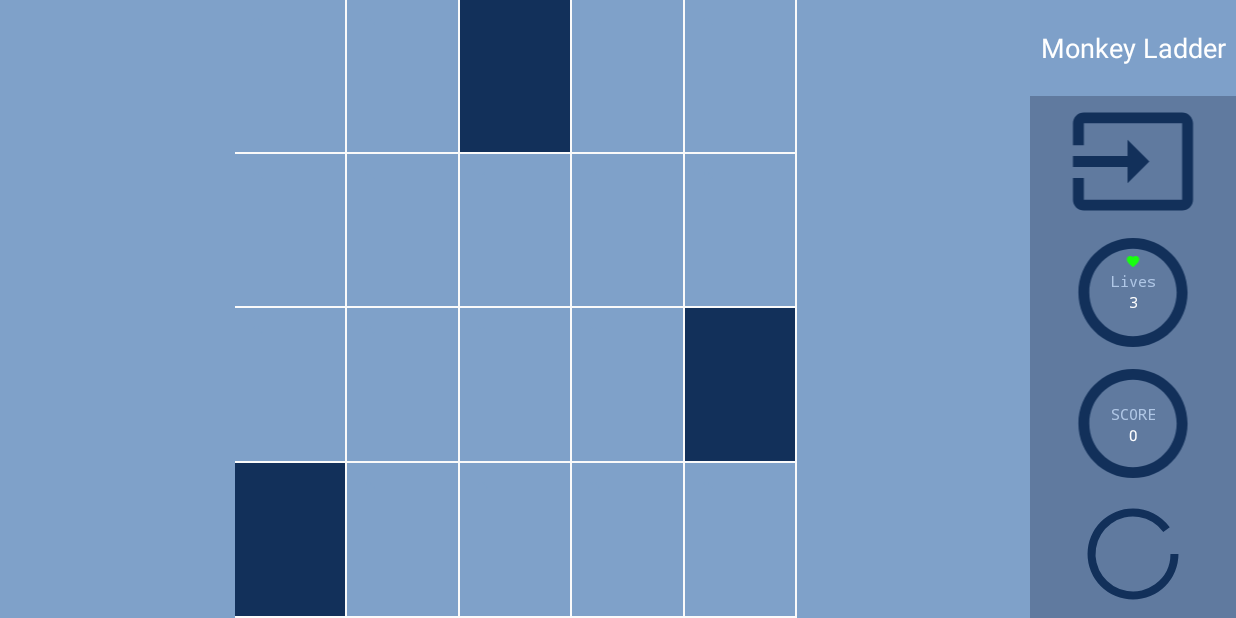
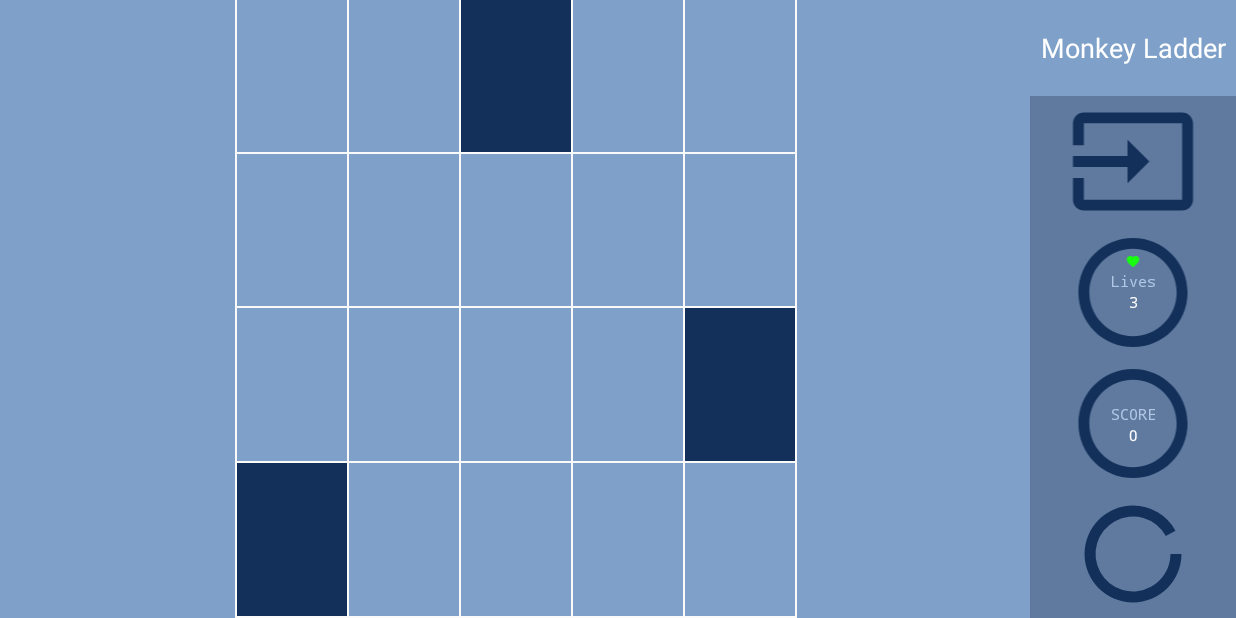
Before and after one commit to mahmadzadeh/monkey-ladder, an Android app: the screen it shows after launch (MainActivity), on a phone screen of 824 x 412 dp (held sideways). Run offline under Robolectric (Android 15) with nearby library versions, the phone set to English and light mode, and no system bars.

```diff
--- a/app/src/main/java/com/monkeyladder/ui/mainscreen/MainActivity.java
+++ b/app/src/main/java/com/monkeyladder/ui/mainscreen/MainActivity.java
@@ -40,7 +40,7 @@ public class MainActivity extends AppCompatActivity implements MainActivityViewC
 
         presenter = new MainActivityPresenter( this,
                 new MainScreenModel( new MonkeyLadderGame( STARTING_LEVEL ) ),
-                CountDownTimerParameter.of( 3000, 200 ) );
+                CountDownTimerParameter.of( 2500, 100 ) );
 
         setContentView( R.layout.activity_main );
 
--- a/app/src/main/res/drawable/circle.xml
+++ b/app/src/main/res/drawable/circle.xml
@@ -2,7 +2,7 @@
 <shape xmlns:android="http://schemas.android.com/apk/res/android"
     android:shape="ring"
     android:innerRadiusRatio="5.5"
-    android:thickness="5dp"
+    android:thickness="7dp"
     android:useLevel="true">
     <solid android:color="@color/colorPrimaryDark" />
 </shape>
--- a/app/src/main/res/layout/content_main.xml
+++ b/app/src/main/res/layout/content_main.xml
@@ -48,6 +48,7 @@
                     android:layout_column="0"
                     android:layout_columnWeight="1"
                     android:layout_marginRight="1dp"
+                    android:layout_marginLeft="1dp"
                     android:layout_marginBottom="1dp"
                     android:background="@mipmap/square"
                     android:gravity="center"
@@ -152,7 +153,7 @@
                     android:layout_column="0"
                     android:layout_columnWeight="1"
                     android:layout_marginRight="1dp"
-
+                    android:layout_marginLeft="1dp"
                     android:layout_marginBottom="1dp"
                     android:background="@mipmap/square"
                     android:gravity="center"
@@ -255,6 +256,7 @@
                     android:layout_columnWeight="1"
                     android:layout_marginRight="1dp"
                     android:layout_marginBottom="1dp"
+                    android:layout_marginLeft="1dp"
                     android:background="@mipmap/square"
                     android:cropToPadding="false"
                     android:gravity="center"
@@ -359,6 +361,7 @@
                     android:layout_columnWeight="1"
                     android:layout_marginRight="1dp"
                     android:layout_marginBottom="1dp"
+                    android:layout_marginLeft="1dp"
                     android:background="@mipmap/square"
                     android:cropToPadding="false"
                     android:gravity="center"
```
